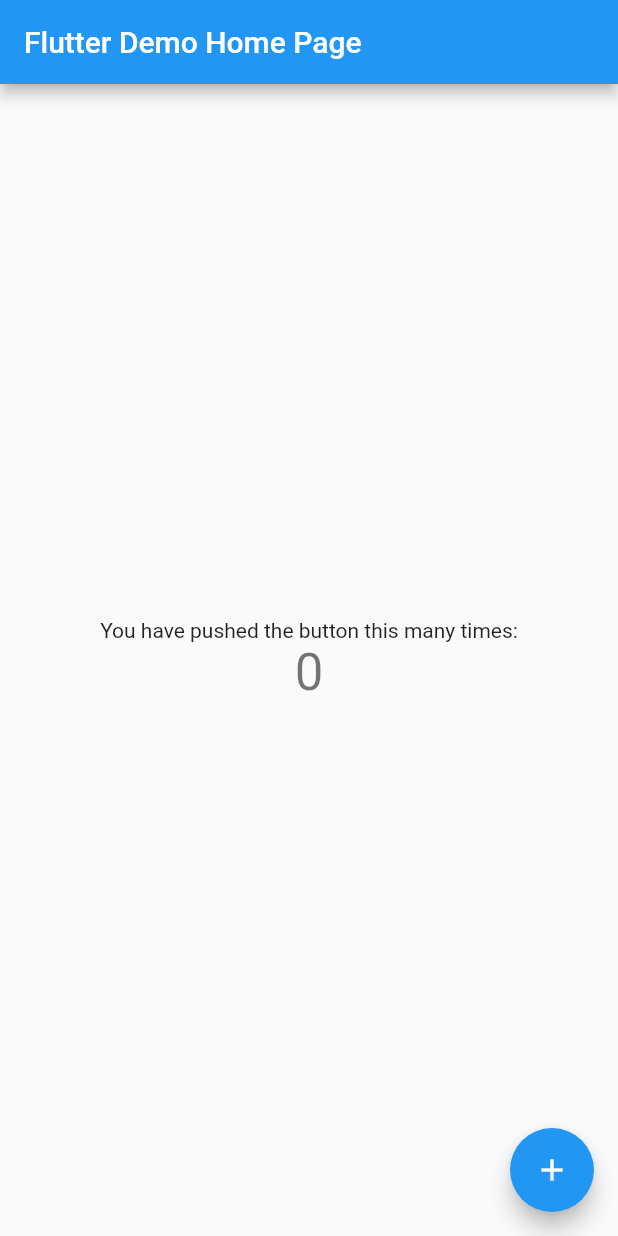
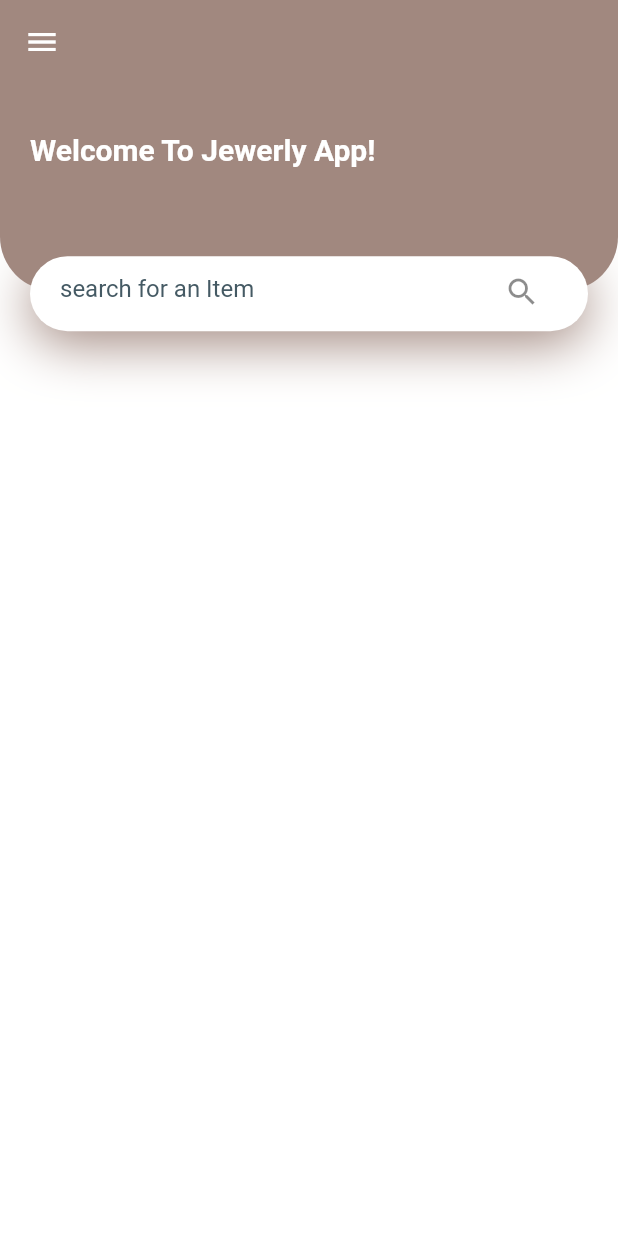
Before and after one commit to Pax-02/jewerly-flutter-app, a Flutter app: the screen it shows after launch, on a phone screen of 412 x 824 dp. Run offline on Flutter 3.47's test engine with Material 2 defaults, Android fonts, the phone set to English and light mode, and no system bars.

Commit message:
round appbar extended, search box, and drawer done

```diff
--- /dev/null
+++ b/jewerlyapp/lib/constants.dart
@@ -0,0 +1,11 @@
+import 'package:flutter/material.dart';
+
+//colors to be used
+
+const kprimaryColor= Color(0xFFA1887F);
+
+const ktextColor= Color(0xFF455A64);
+
+const kbackgroundColor= Colors.white;
+
+const double Kpadding =20.0;
--- /dev/null
+++ b/jewerlyapp/lib/home_components/body.dart
@@ -0,0 +1,76 @@
+import 'package:flutter/material.dart';
+import 'package:jewerlyapp/constants.dart';
+
+class Body extends StatelessWidget {
+  @override
+  Widget build(BuildContext context) {
+    Size size = MediaQuery.of(context).size;
+    return Column(
+      children: [
+        Container(
+          height: size.height * 0.2,
+          child: Stack(
+            children: <Widget>[
+              //container to be added to the appbar to annd form the b0ttom border radius
+              Container(
+                padding: EdgeInsets.only(
+                  bottom: 50.0,
+                  left: Kpadding,
+
+                ),
+                height: size.height * 0.2 - 27,
+                decoration: BoxDecoration(
+                    color: kprimaryColor,
+                    borderRadius: BorderRadius.only(
+                        bottomLeft: Radius.circular(36),
+                        bottomRight: Radius.circular(36))),
+                child: Row(
+                  children: [
+                    Text(
+                      "Welcome To Jewerly App!",
+                      style: Theme.of(context).textTheme.headline6.copyWith(
+                            color: Colors.white,
+                            fontWeight: FontWeight.bold,
+                          ),
+                    ),
+                  ],
+                ),
+              ),
+              //position widget that will help us tp position the container widget dat will be used as a search boc
+              Positioned(
+                bottom: 0,
+                left: 0,
+                right: 0,
+                child: Container(
+                  margin: EdgeInsets.symmetric(horizontal: Kpadding),
+                  padding: EdgeInsets.symmetric(horizontal: Kpadding),
+                  height: 50.0,
+                  decoration: BoxDecoration(
+                      color: Colors.white,
+                      borderRadius: BorderRadius.circular(30),
+                      boxShadow: [
+                        BoxShadow(
+                            offset: Offset(0, 8),
+                            blurRadius: 30.0,
+                            color: kprimaryColor)
+                      ]),
+                  child: TextField(
+                    decoration: InputDecoration(
+                      //text tp be seen before a user inputs a search
+                      hintText: "search for an Item",
+                      hintStyle: TextStyle(color: ktextColor),
+                      //rempve the border of the textflied
+                      enabledBorder: InputBorder.none,
+                      focusedBorder: InputBorder.none,
+                      suffixIcon: Icon(Icons.search),
+                    ),
+                  ),
+                ),
+              )
+            ],
+          ),
+        )
+      ],
+    );
+  }
+}
--- /dev/null
+++ b/jewerlyapp/lib/homepage.dart
@@ -0,0 +1,25 @@
+import 'package:flutter/material.dart';
+import 'package:jewerlyapp/home_components/body.dart';
+
+class HomePage extends StatelessWidget {
+  @override
+  Widget build(BuildContext context) {
+    return Scaffold(
+      appBar: AppBar(elevation: 0,),
+      drawer: Drawer(
+              child: ListView(
+                children: <Widget>[
+                  new UserAccountsDrawerHeader(
+                    accountName: Text("Peter John"),
+                    accountEmail: Text("Peter.johnn@work.com"),
+                    currentAccountPicture:
+                        CircleAvatar(backgroundImage: new NetworkImage("")),
+                  )
+                ],
+              ),
+            ),
+      body: Body(),
+
+    );
+  }
+}
--- a/jewerlyapp/lib/main.dart
+++ b/jewerlyapp/lib/main.dart
@@ -1,4 +1,6 @@
 import 'package:flutter/material.dart';
+import 'package:jewerlyapp/constants.dart';
+import 'package:jewerlyapp/homepage.dart';
 
 void main() {
   runApp(MyApp());
@@ -9,109 +11,16 @@ class MyApp extends StatelessWidget {
   @override
   Widget build(BuildContext context) {
     return MaterialApp(
-      title: 'Flutter Demo',
+      title: 'Jewerly App',
+      debugShowCheckedModeBanner: false,
       theme: ThemeData(
-        // This is the theme of your application.
-        //
-        // Try running your application with "flutter run". You'll see the
-        // application has a blue toolbar. Then, without quitting the app, try
-        // changing the primarySwatch below to Colors.green and then invoke
-        // "hot reload" (press "r" in the console where you ran "flutter run",
-        // or simply save your changes to "hot reload" in a Flutter IDE).
-        // Notice that the counter didn't reset back to zero; the application
-        // is not restarted.
-        primarySwatch: Colors.blue,
-        // This makes the visual density adapt to the platform that you run
-        // the app on. For desktop platforms, the controls will be smaller and
-        // closer together (more dense) than on mobile platforms.
-        visualDensity: VisualDensity.adaptivePlatformDensity,
+        scaffoldBackgroundColor: kbackgroundColor,
+        //primary color
+        primaryColor:kprimaryColor,
+        textTheme: Theme.of(context).textTheme.apply(bodyColor: ktextColor),
+        // visualDensity: VisualDensity.adaptivePlatformDensity,
       ),
-      home: MyHomePage(title: 'Flutter Demo Home Page'),
+      home:HomePage(),
     );
   }
 }
-
-class MyHomePage extends StatefulWidget {
-  MyHomePage({Key key, this.title}) : super(key: key);
-
-  // This widget is the home page of your application. It is stateful, meaning
-  // that it has a State object (defined below) that contains fields that affect
-  // how it looks.
-
-  // This class is the configuration for the state. It holds the values (in this
-  // case the title) provided by the parent (in this case the App widget) and
-  // used by the build method of the State. Fields in a Widget subclass are
-  // always marked "final".
-
-  final String title;
-
-  @override
-  _MyHomePageState createState() => _MyHomePageState();
-}
-
-class _MyHomePageState extends State<MyHomePage> {
-  int _counter = 0;
-
-  void _incrementCounter() {
-    setState(() {
-      // This call to setState tells the Flutter framework that something has
-      // changed in this State, which causes it to rerun the build method below
-      // so that the display can reflect the updated values. If we changed
-      // _counter without calling setState(), then the build method would not be
-      // called again, and so nothing would appear to happen.
-      _counter++;
-    });
-  }
-
-  @override
-  Widget build(BuildContext context) {
-    // This method is rerun every time setState is called, for instance as done
-    // by the _incrementCounter method above.
-    //
-    // The Flutter framework has been optimized to make rerunning build methods
-    // fast, so that you can just rebuild anything that needs updating rather
-    // than having to individually change instances of widgets.
-    return Scaffold(
-      appBar: AppBar(
-        // Here we take the value from the MyHomePage object that was created by
-        // the App.build method, and use it to set our appbar title.
-        title: Text(widget.title),
-      ),
-      body: Center(
-        // Center is a layout widget. It takes a single child and positions it
-        // in the middle of the parent.
-        child: Column(
-          // Column is also a layout widget. It takes a list of children and
-          // arranges them vertically. By default, it sizes itself to fit its
-          // children horizontally, and tries to be as tall as its parent.
-          //
-          // Invoke "debug painting" (press "p" in the console, choose the
-          // "Toggle Debug Paint" action from the Flutter Inspector in Android
-          // Studio, or the "Toggle Debug Paint" command in Visual Studio Code)
-          // to see the wireframe for each widget.
-          //
-          // Column has various properties to control how it sizes itself and
-          // how it positions its children. Here we use mainAxisAlignment to
-          // center the children vertically; the main axis here is the vertical
-          // axis because Columns are vertical (the cross axis would be
-          // horizontal).
-          mainAxisAlignment: MainAxisAlignment.center,
-          children: <Widget>[
-            Text(
-              'You have pushed the button this many times:',
-            ),
-            Text(
-              '$_counter',
-              style: Theme.of(context).textTheme.headline4,
-            ),
-          ],
-        ),
-      ),
-      floatingActionButton: FloatingActionButton(
-        onPressed: _incrementCounter,
-        tooltip: 'Increment',
-        child: Icon(Icons.add),
-      ), // This trailing comma makes auto-formatting nicer for build methods.
-    );
-  }
-}
--- a/jewerlyapp/pubspec.yaml
+++ b/jewerlyapp/pubspec.yaml
@@ -52,7 +52,7 @@ flutter:
   # An image asset can refer to one or more resolution-specific "variants", see
   # https://flutter.dev/assets-and-images/#resolution-aware.
 
-  # For details regarding adding assets from package dependencies, see
+  # For details regarding adding assets from package dependenci es, see
   # https://flutter.dev/assets-and-images/#from-packages
 
   # To add custom fonts to your application, add a fonts section here,
```
Also changed, not shown: 1 other file.
